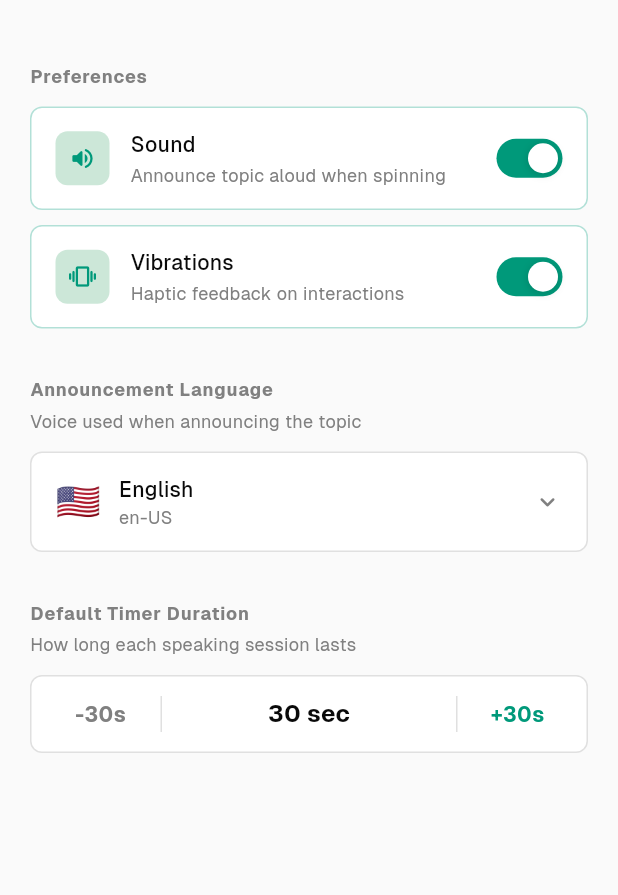
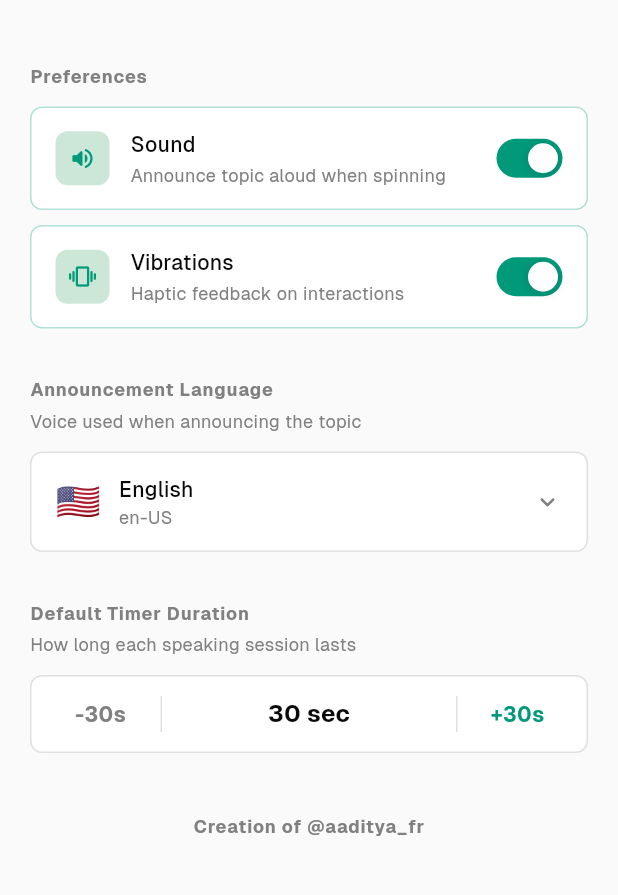
Before and after one commit to aaditya-jagdale/speak_it_up, a Flutter app: the SettingsScreen screen opened directly, after a tap on "-30s", on a phone screen of 412 x 824 dp, the part 57-952 px from its top. Run offline on Flutter 3.47's test engine with Material 3 defaults, Android fonts, the phone set to English and light mode, and no system bars; our stand-ins replace audioplayers, flutter_svg, fluttertoast, shared_preferences, shimmer; missing offline and left inert: in_app_update, text_to_speech, translator; accounts and stored records are empty; project files that could hold a hidden picture were left out.

```diff
--- a/lib/home/screens/settings_screen.dart
+++ b/lib/home/screens/settings_screen.dart
@@ -1,7 +1,10 @@
+import 'dart:io';
+
 import 'package:flutter/material.dart';
 import 'package:flutter/services.dart';
 import 'package:speak_it_up/shared/services/settings_service.dart';
 import 'package:speak_it_up/shared/widgets/colors.dart';
+import 'package:url_launcher/url_launcher_string.dart';
 
 // ── Language model ────────────────────────────────────────────────────────────
 
@@ -155,13 +158,14 @@ class _SettingsScreenState extends State<SettingsScreen> {
               const SizedBox(height: 32),
 
               // ── Language section ─────────────────────────────────────────
+              if (Platform.isAndroid) ...[
                 _buildSectionLabel('Announcement Language'),
                 const SizedBox(height: 4),
                 _buildSectionSublabel('Voice used when announcing the topic'),
                 const SizedBox(height: 12),
                 _buildLanguagePicker(),
-
                 const SizedBox(height: 32),
+              ],
 
               // ── Timer section ────────────────────────────────────────────
               _buildSectionLabel('Default Timer Duration'),
@@ -171,6 +175,23 @@ class _SettingsScreenState extends State<SettingsScreen> {
               _buildDurationPicker(),
 
               const SizedBox(height: 40),
+              Center(
+                child: GestureDetector(
+                  onTap: () {
+                    launchUrlString("https://x.com/aaditya_fr");
+                  },
+                  child: Text(
+                    "Creation of @aaditya_fr",
+                    style: TextStyle(
+                      fontFamily: 'geist',
+                      fontSize: 12,
+                      fontWeight: FontWeight.w600,
+                      color: AppColors.black50,
+                      letterSpacing: 0.6,
+                    ),
+                  ),
+                ),
+              ),
             ],
           ),
         ),
--- a/lib/main.dart
+++ b/lib/main.dart
@@ -1,4 +1,3 @@
-import 'package:flutter/foundation.dart';
 import 'package:flutter/material.dart';
 import 'package:speak_it_up/home/screens/home_screen.dart';
 import 'package:speak_it_up/shared/services/settings_service.dart';
@@ -15,7 +14,7 @@ class MyApp extends StatelessWidget {
   @override
   Widget build(BuildContext context) {
     return MaterialApp(
-      debugShowCheckedModeBanner: kDebugMode,
+      debugShowCheckedModeBanner: false,
       title: 'Speak it up',
       theme: ThemeData(
         colorScheme: .fromSeed(seedColor: Colors.deepPurple),
```
Also changed, not shown: lib/home/screens/home_screen.dart (+10 -2 lines), 41 other files. Lines whose indentation alone changed are shown as unchanged.
